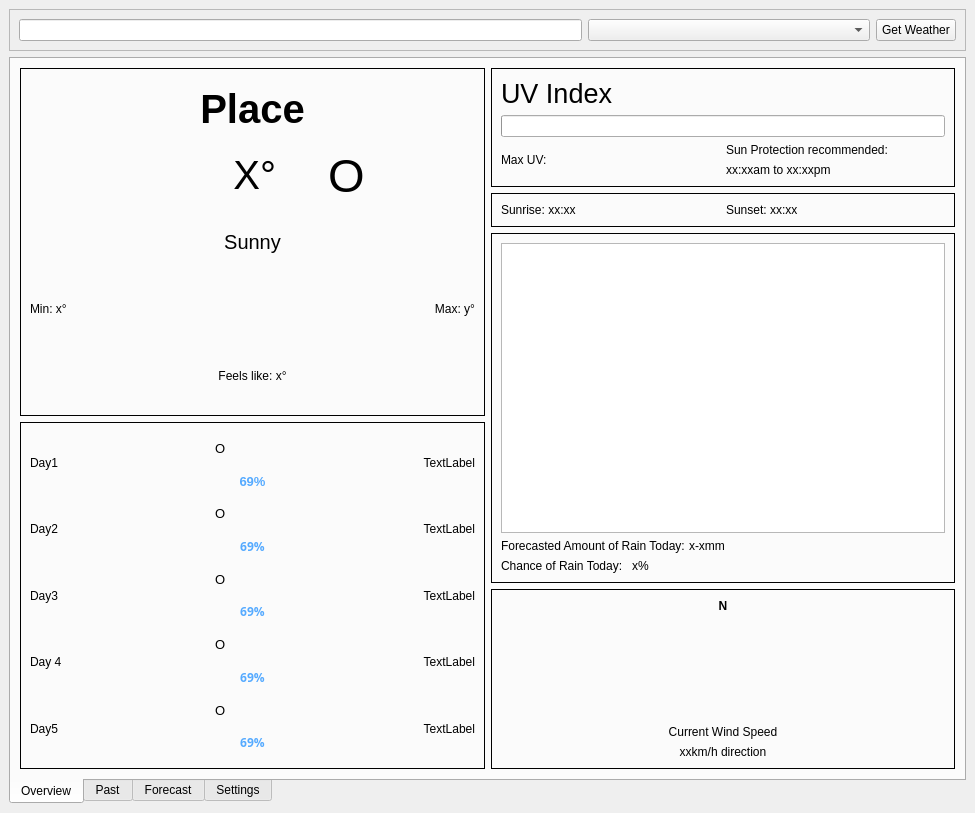
The window that main.ui (GamerTechUni/gavins-weather-app) describes before a commit, drawn with Qt 5.
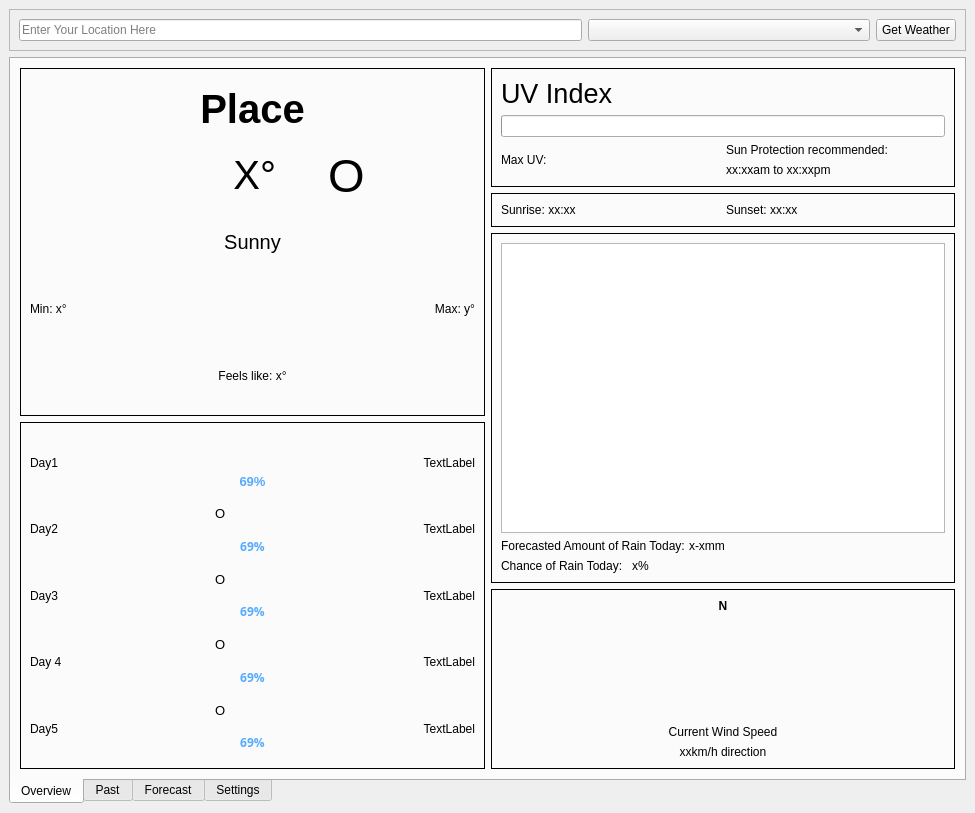
The same window after the commit. Icons and pictures are not drawn. Custom widgets are drawn as their Qt base class.

Diff of the .ui file:
```diff
--- a/main.ui
+++ b/main.ui
@@ -37,6 +37,9 @@
          <property name="styleSheet">
           <string notr="true"/>
          </property>
+         <property name="placeholderText">
+          <string>Enter Your Location Here</string>
+         </property>
         </widget>
        </item>
        <item>
@@ -286,7 +289,7 @@
                   </font>
                  </property>
                  <property name="text">
-                  <string>O</string>
+                  <string/>
                  </property>
                  <property name="pixmap">
                   <pixmap>../8a3a0566/sunny.png</pixmap>
```
